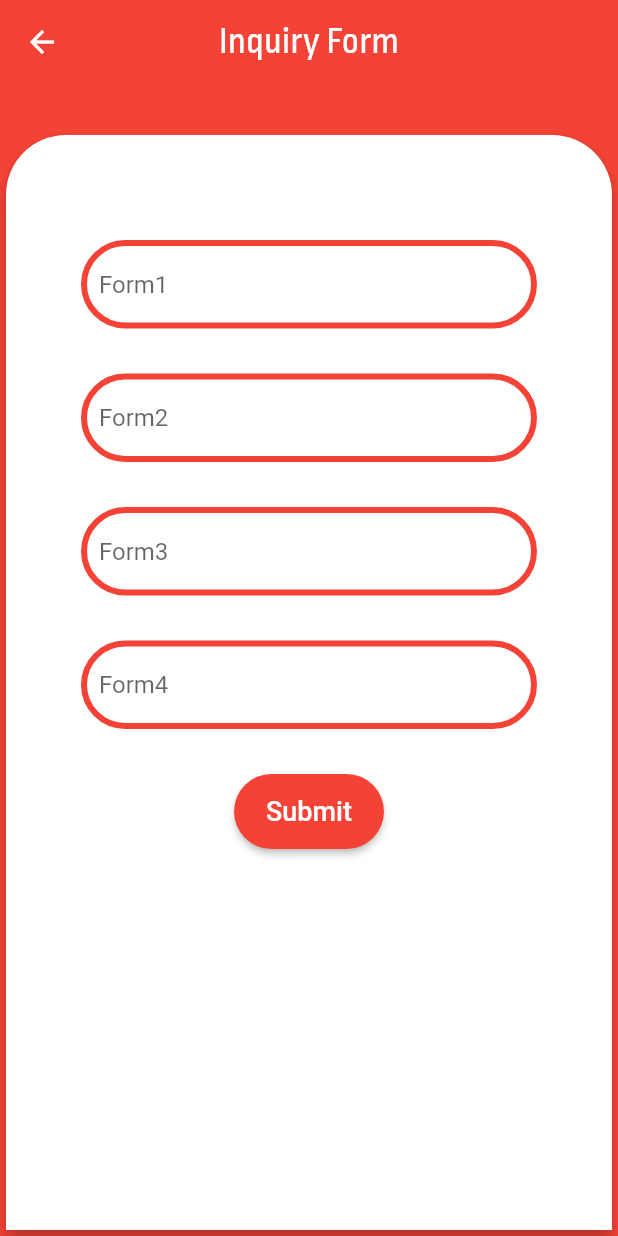
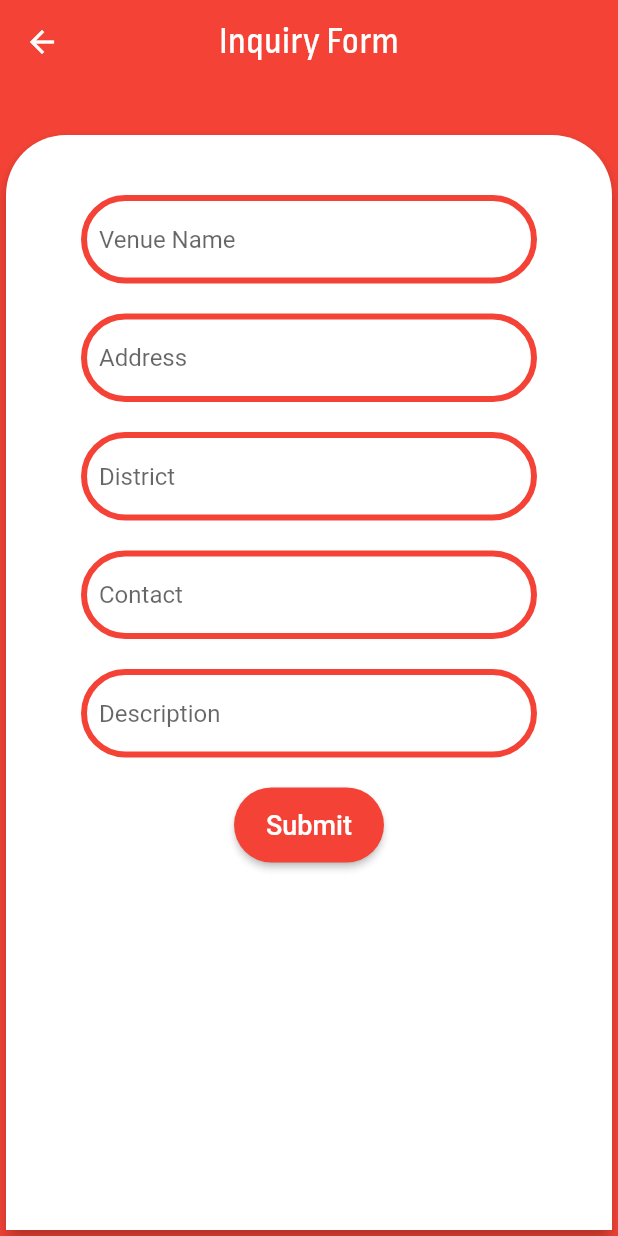
Before and after one commit to ashutoshjak/venueapp, a Flutter app: the InquiryForm screen opened directly, after a tap on "Submit", on a phone screen of 412 x 824 dp. Run offline on Flutter 3.47's test engine with Material 2 defaults, Android fonts, the phone set to English and light mode, and no system bars; network calls fail.

Commit message:
inquiry form complete

```diff
--- a/lib/pages/inquiryform.dart
+++ b/lib/pages/inquiryform.dart
@@ -1,4 +1,5 @@
 import 'package:flutter/material.dart';
+import 'package:venue/models/ipaddress.dart';
 import 'package:venue/pages/homepage.dart';
 import 'package:http/http.dart' as http;
 import 'package:venue/models/design.dart';
@@ -12,10 +13,11 @@ class InquiryForm extends StatefulWidget {
 class _InquiryFormState extends State<InquiryForm> {
 
 
-//  final _book_name = TextEditingController();
-//  final _author_name = TextEditingController();
-//  final _book_publication = TextEditingController();
-//  final _book_edition = TextEditingController();
+  final _venue_Name = TextEditingController();
+  final _address = TextEditingController();
+  final _district = TextEditingController();
+  final _contact = TextEditingController();
+  final _desctription = TextEditingController();
 
   @override
   Widget build(BuildContext context) {
@@ -57,27 +59,32 @@ class _InquiryFormState extends State<InquiryForm> {
                     padding: EdgeInsets.symmetric(vertical: 20.0, horizontal: 50.0),
                     child: Column(
                       children: <Widget>[
-                        SizedBox(height: 50.0),
+                        SizedBox(height: 20.0),
                         TextField(
-//                          controller: _book_name,
-                          decoration: textInputDecoration.copyWith(hintText: 'Form1'),
+                          controller: _venue_Name,
+                          decoration: textInputDecoration.copyWith(hintText: 'Venue Name'),
                         ),
-                        SizedBox(height: 30.0),
+                        SizedBox(height: 20.0),
                         TextField(
-//                          controller: _author_name,
-                          decoration: textInputDecoration.copyWith(hintText: 'Form2'),
+                          controller: _address,
+                          decoration: textInputDecoration.copyWith(hintText: 'Address'),
                         ),
-                        SizedBox(height: 30.0),
+                        SizedBox(height: 20.0),
                         TextField(
-//                          controller: _book_publication,
-                          decoration: textInputDecoration.copyWith(hintText: 'Form3'),
+                          controller: _district,
+                          decoration: textInputDecoration.copyWith(hintText: 'District'),
                         ),
-                        SizedBox(height: 30.0),
+                        SizedBox(height: 20.0),
                         TextField(
-//                          controller: _book_edition,
-                          decoration: textInputDecoration.copyWith(hintText: 'Form4'),
+                          controller: _contact,
+                          decoration: textInputDecoration.copyWith(hintText: 'Contact'),
                         ),
-                        SizedBox(height: 30.0),
+                        SizedBox(height: 20.0),
+                        TextField(
+                          controller: _desctription,
+                          decoration: textInputDecoration.copyWith(hintText: 'Description'),
+                        ),
+                        SizedBox(height: 20.0),
                         SizedBox(
                           width: 100.0,
                           height: 50.0,
@@ -105,16 +112,17 @@ class _InquiryFormState extends State<InquiryForm> {
   }
 
   void addData() async {
-    String url = "";
-//    String url = "http://${Server.ipAddress}/public/api/requestbook";
+//    String url = "";
+    String url = "http://${Server.ipAddress}/inquiry/";
     await http
         .post(url,
         headers: {'Accept': 'application/json'},
         body: ({
-//          "book_name": _book_name.text,
-//          "author_name": _author_name.text,
-//          "book_publication": _book_publication.text,
-//          "book_edition": _book_edition.text,
+          "venueName": _venue_Name.text,
+          "address": _address.text,
+          "district": _district.text,
+          "contact": _contact.text,
+          "description": _desctription.text,
         }))
         .then((response) {
       if (response.statusCode == 201) {
```
